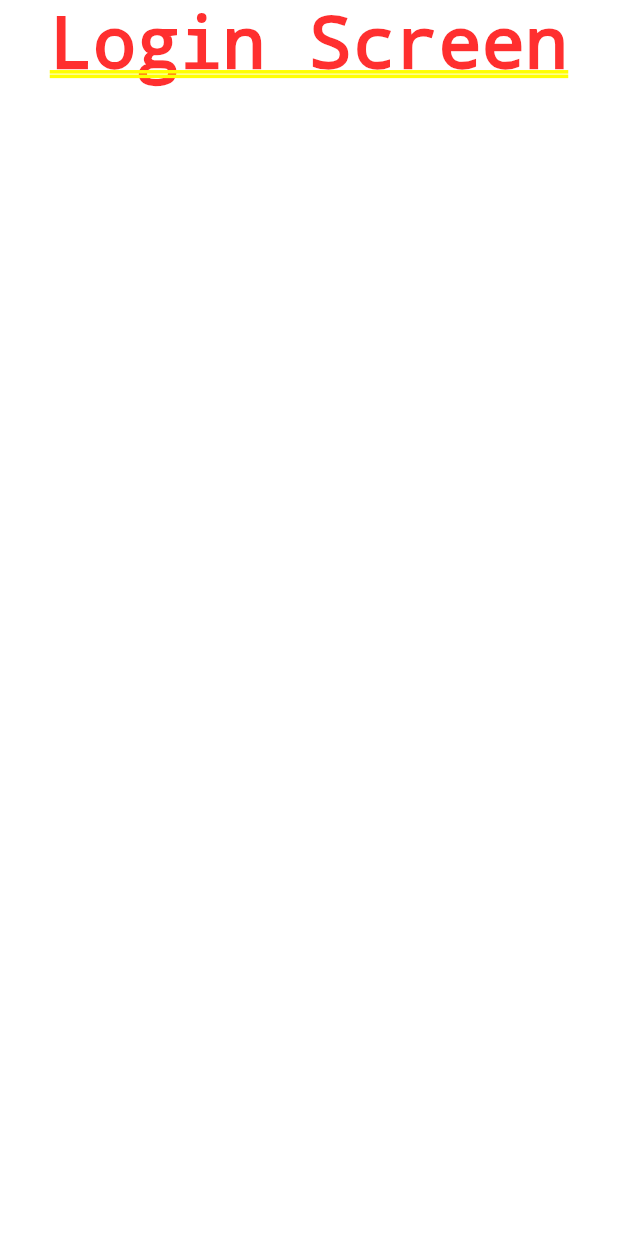
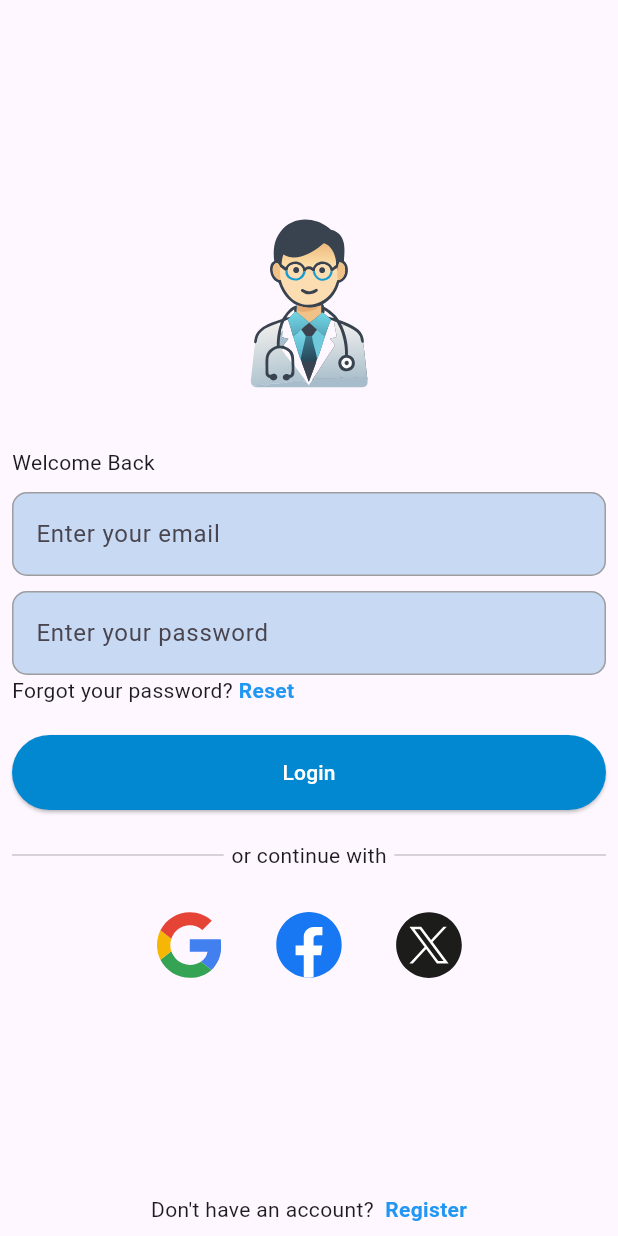
Before and after one commit to mostafa2026-code/my_graduation, a Flutter app: the screen it shows after launch, on a phone screen of 412 x 824 dp. Run offline on Flutter 3.47's test engine with Material 3 defaults, Android fonts, the phone set to English and light mode, and no system bars; our stand-ins replace cloud_firestore, firebase_auth, flutter_svg, gap, go_router, lottie; accounts and stored records are empty.

Commit message:
log in ui

```diff
--- /dev/null
+++ b/lib/component/my_main_botton.dart
@@ -0,0 +1,21 @@
+import 'package:flutter/material.dart';
+import 'package:my_graduation/core/utils/my_colors.dart';
+
+class MyMainBotton extends StatelessWidget {
+  final String title;
+  final Function() onTap;
+  const MyMainBotton({super.key, required this.title, required this.onTap});
+
+  @override
+  Widget build(BuildContext context) {
+    return ElevatedButton(
+      onPressed: () {},
+
+      style: ElevatedButton.styleFrom(
+        backgroundColor: MyColors.button,
+        minimumSize: Size(double.infinity, 50),
+      ),
+      child: Text(title, style: TextStyle(color: Colors.white)),
+    );
+  }
+}
--- /dev/null
+++ b/lib/component/my_text_feild.dart
@@ -0,0 +1,44 @@
+import 'package:flutter/material.dart';
+import 'package:my_graduation/core/utils/my_colors.dart';
+
+class MyTextFeild extends StatelessWidget {
+  final String hint;
+  final TextEditingController? controller;
+
+  const MyTextFeild({super.key, required this.hint, this.controller});
+
+  @override
+  Widget build(BuildContext context) {
+    return TextFormField(
+      validator: (value) {
+        if (value == null || value.isEmpty) {
+          return 'Please enter your email';
+        }
+        return null;
+      },
+
+      // controller: emailLogin,
+      decoration: InputDecoration(
+        filled: true,
+        fillColor: MyColors.textFieldText.withAlpha(60),
+        hintText: hint,
+        border: OutlineInputBorder(
+          borderRadius: BorderRadius.all(Radius.circular(10)),
+          borderSide: BorderSide(color: Colors.grey),
+        ),
+        focusedBorder: OutlineInputBorder(
+          borderRadius: BorderRadius.all(Radius.circular(10)),
+          borderSide: BorderSide(color: MyColors.primary),
+        ),
+        enabledBorder: OutlineInputBorder(
+          borderRadius: BorderRadius.all(Radius.circular(10)),
+          borderSide: BorderSide(color: Colors.grey),
+        ),
+        errorBorder: OutlineInputBorder(
+          borderRadius: BorderRadius.all(Radius.circular(10)),
+          borderSide: BorderSide(color: Colors.red),
+        ),
+      ),
+    );
+  }
+}
--- a/lib/core/const/my_images.dart
+++ b/lib/core/const/my_images.dart
@@ -1,4 +1,10 @@
 class MyImages {
   static const String logo = "assets/images/drRecord-removebg-preview.png";
   static const String splash = "assets/icons/Doctor.json";
+  static const String doctor = "assets/icons/free-man-doctor.svg";
+  static const String google = "assets/icons/google.svg";
+  static const String facebook = "assets/icons/facebook.svg";
+  static const String twitter = "assets/icons/x-icon.svg";
+
+  static final List<String> socialImages = [google, facebook, twitter];
 }
--- a/lib/core/enums/my_enums.dart
+++ b/lib/core/enums/my_enums.dart
@@ -6,7 +6,9 @@ enum Gender {
 
 
 enum Onset {
+  // ignore: constant_identifier_names
   sudden_onset,
+  // ignore: constant_identifier_names
   gradual_onset,
 
 }
--- a/lib/core/navigation/my_routes.dart
+++ b/lib/core/navigation/my_routes.dart
@@ -1,5 +1,6 @@
 import 'package:go_router/go_router.dart';
 import 'package:my_graduation/features/presentation/auth/login/pages/login_screen.dart';
+import 'package:my_graduation/features/presentation/auth/register/pages/register_screen.dart';
 import 'package:my_graduation/features/presentation/splash/pages/splash_screen.dart';
 
 class MyRoutes {
@@ -15,6 +16,10 @@ class MyRoutes {
     routes: [
       GoRoute(path: splash, builder: (context, state) => const SplashScreen()),
       GoRoute(path: login, builder: (context, state) => const LoginScreen()),
+      GoRoute(
+        path: register,
+        builder: (context, state) => const RegisterScreen(),
+      ),
     ],
   );
 }
--- /dev/null
+++ b/lib/core/utils/my_colors.dart
@@ -0,0 +1,13 @@
+import 'package:flutter/material.dart';
+
+class MyColors {
+  static const Color primary = Color(0xFF2196F3);        // أزرق رئيسي
+  static const Color primaryLight = Color(0xFF64B5F6);   // أزرق فاتح
+  static const Color primaryDark = Color(0xFF1976D2);    // أزرق غامق
+  static const Color accent = Color(0xFF03A9F4);         // أزرق سماوي فاقع
+  static const Color background = Color(0xFFE3F2FD);     // أزرق فاتح جدا / خلفيات
+  static const Color textPrimary = Color(0xFF0D47A1);    // نص غامق
+  static const Color textSecondary = Color(0xFF1976D2);  // نص ثانوي
+  static const Color button = Color(0xFF0288D1);
+ static const Color textFieldText = Color(0xFF1976D2);      // زر أزرق لطيف
+}
--- a/lib/features/presentation/auth/login/pages/login_screen.dart
+++ b/lib/features/presentation/auth/login/pages/login_screen.dart
@@ -1,27 +1,116 @@
+import 'package:flutter/material.dart';
+import 'package:gap/gap.dart';
+import 'package:my_graduation/component/my_main_botton.dart';
+import 'package:my_graduation/component/my_text_feild.dart';
+import 'package:my_graduation/core/const/my_images.dart';
+// ignore: depend_on_referenced_packages
 import 'package:flutter_svg/flutter_svg.dart';
-import 'package:flutter/material.dart';
-import 'package:my_graduation/core/const/my_images.dart';
+import 'package:my_graduation/core/utils/my_colors.dart';
 
 class LoginScreen extends StatelessWidget {
   const LoginScreen({super.key});
+  // final TextEditingController emailLogin = TextEditingController();
 
   @override
   Widget build(BuildContext context) {
-    return SingleChildScrollView(
-      child: Column(
-        mainAxisAlignment: MainAxisAlignment.center,
-        crossAxisAlignment: CrossAxisAlignment.center,
+    return Scaffold(
+      body: Padding(
+        padding: const EdgeInsets.all(8.0),
+        child: Column(
+          mainAxisAlignment: MainAxisAlignment.center,
+          crossAxisAlignment: CrossAxisAlignment.start,
+          children: [
+            Center(child: SvgPicture.asset(MyImages.doctor, height: 150)),
+            Gap(20),
+            Text("Welcome Back"),
+            Gap(10),
+            MyTextFeild(hint: 'Enter your email', controller: null),
+            Gap(10),
 
-        children: [
-          Text('Login Screen'),
+            MyTextFeild(hint: 'Enter your password', controller: null),
 
-          // SvgPicture.asset(
-          //   MyImages.logo,
-          //   height: 150,
-          //   width: 150,
-          // ),
-        ],
+            Text.rich(
+              TextSpan(
+                text: "Forgot your password?",
+
+                children: [
+                  TextSpan(
+                    text: " Reset",
+                    style: TextStyle(
+                      color: MyColors.primary,
+                      fontWeight: FontWeight.bold,
+                    ),
+                  ),
+                ],
+              ),
+            ),
+            Gap(20),
+            MyMainBotton(title: "Login", onTap: () {}),
+            Gap(20),
+            Row(
+              mainAxisAlignment: MainAxisAlignment.start,
+              children: [
+                Expanded(child: Divider()),
+                Gap(5),
+                Text("or continue with"),
+                Gap(5),
+                Expanded(child: Divider()),
+              ],
+            ),
+            Gap(20),
+
+            SocialBottons(),
+          ],
+        ),
+      ),
+      bottomNavigationBar: SafeArea(
+        child: Padding(
+          padding: const EdgeInsets.all(8.0),
+          child: Row(
+            mainAxisAlignment: MainAxisAlignment.center,
+            children: [
+              Text.rich(
+                TextSpan(
+                  children: [
+                    TextSpan(text: "Don't have an account? "),
+                    TextSpan(
+                      text: " Register",
+                      style: TextStyle(
+                        color: MyColors.primary,
+                        fontWeight: FontWeight.bold,
+                      ),
+                    ),
+                  ],
+                ),
+              ),
+            ],
+          ),
+        ),
       ),
     );
   }
 }
+
+class SocialBottons extends StatelessWidget {
+  const SocialBottons({super.key});
+
+  @override
+  Widget build(BuildContext context) {
+    return Row(
+      spacing: 20,
+      mainAxisAlignment: MainAxisAlignment.center,
+      children: List.generate(3, (index) {
+        return GestureDetector(
+          child: CircleAvatar(
+            radius: 30,
+            backgroundColor: Colors.transparent,
+            child: Padding(
+              padding: const EdgeInsets.all(8.0),
+              child: SvgPicture.asset(MyImages.socialImages[index]),
+            ),
+          ),
+        );
+      }),
+    );
+  }
+}
--- /dev/null
+++ b/lib/features/presentation/auth/register/pages/register_screen.dart
@@ -0,0 +1,28 @@
+import 'package:flutter/material.dart';
+import 'package:gap/gap.dart';
+import 'package:my_graduation/component/my_main_botton.dart';
+import 'package:my_graduation/component/my_text_feild.dart';
+
+class RegisterScreen extends StatelessWidget {
+  const RegisterScreen({super.key});
+
+  @override
+  Widget build(BuildContext context) {
+    return Scaffold(
+      body: Column(
+        mainAxisAlignment: MainAxisAlignment.center,
+        children: [
+          Text("Welcome to Dr.record"),
+          Gap(10),
+          MyTextFeild(hint: "Enter your name", controller: null),
+          Gap(10),
+          MyTextFeild(hint: "Enter your email", controller: null),
+          Gap(10),
+          MyTextFeild(hint: "Enter your password", controller: null),
+          Gap(20),
+          MyMainBotton(title: "Register", onTap: () {}),
+        ],
+      ),
+    );
+  }
+}
```
Also changed, not shown: assets/icons/facebook.svg (added), assets/icons/free-man-doctor.svg (added), assets/icons/google.svg (added), assets/icons/x-icon.svg (added).
